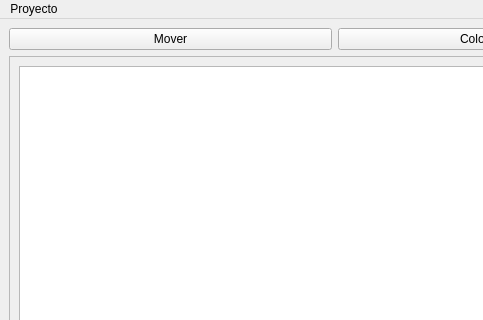
The window that app/View/editor.ui (Leroyst03/Editor-de-Trafico) describes before a commit, drawn with Qt 5; both pictures show x 0 to 483 and y 0 to 320 of the 1000 by 600 pixel window.
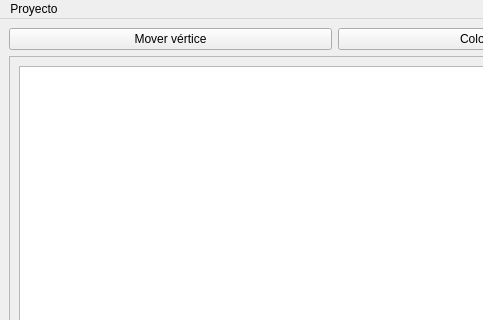
The same window after the commit.

Commit message: Correcion de exportacion de nodos

```diff
--- a/app/View/editor.ui
+++ b/app/View/editor.ui
@@ -22,7 +22,7 @@
       <item>
        <widget class="QPushButton" name="mover_button">
         <property name="text">
-         <string>Mover</string>
+         <string>Mover vértice</string>
         </property>
         <property name="checkable">
          <bool>true</bool>
```
The commit also changes 1 other file.
